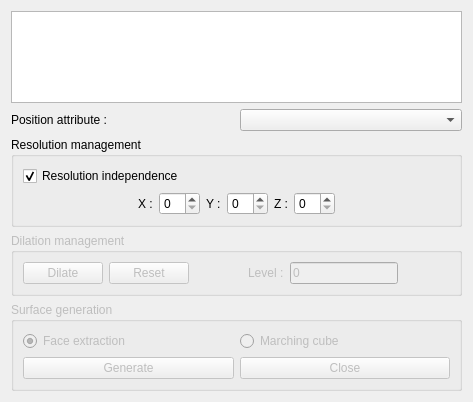
The window that forms/dialog_generationCage.ui (abletterer/surface_generationCage) describes before a commit, drawn with Qt 5.
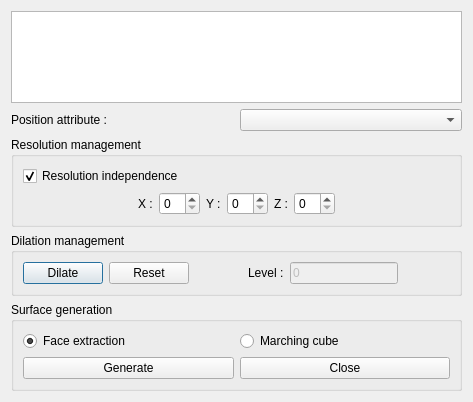
The same window after the commit.

```diff
--- a/forms/dialog_generationCage.ui
+++ b/forms/dialog_generationCage.ui
@@ -120,7 +120,7 @@
    <item>
     <widget class="QGroupBox" name="group_dilate">
      <property name="enabled">
-      <bool>false</bool>
+      <bool>true</bool>
      </property>
      <property name="title">
       <string>Dilation management</string>
@@ -196,7 +196,7 @@
    <item>
     <widget class="QGroupBox" name="group_generate">
      <property name="enabled">
-      <bool>false</bool>
+      <bool>true</bool>
      </property>
      <property name="title">
       <string>Surface generation</string>
@@ -228,7 +228,7 @@
         <item>
          <widget class="QPushButton" name="button_generate">
           <property name="enabled">
-           <bool>false</bool>
+           <bool>true</bool>
           </property>
           <property name="text">
            <string>Generate</string>
@@ -238,7 +238,7 @@
         <item>
          <widget class="QPushButton" name="button_close">
           <property name="enabled">
-           <bool>false</bool>
+           <bool>true</bool>
           </property>
           <property name="text">
            <string>Close</string>
```
Left out of the diff: 10 changed lines with no effect on the pictures.
